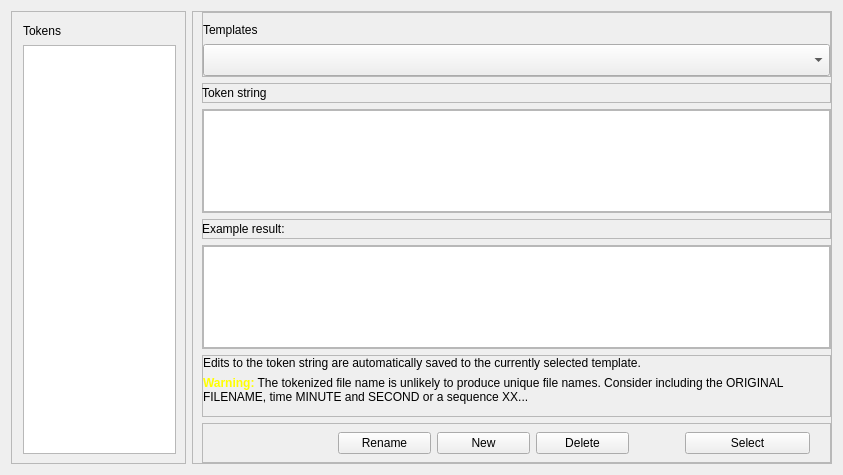
First picture: the form in Dialogs/tokendlg.ui, repository towhee/Winnow64, before the edit.
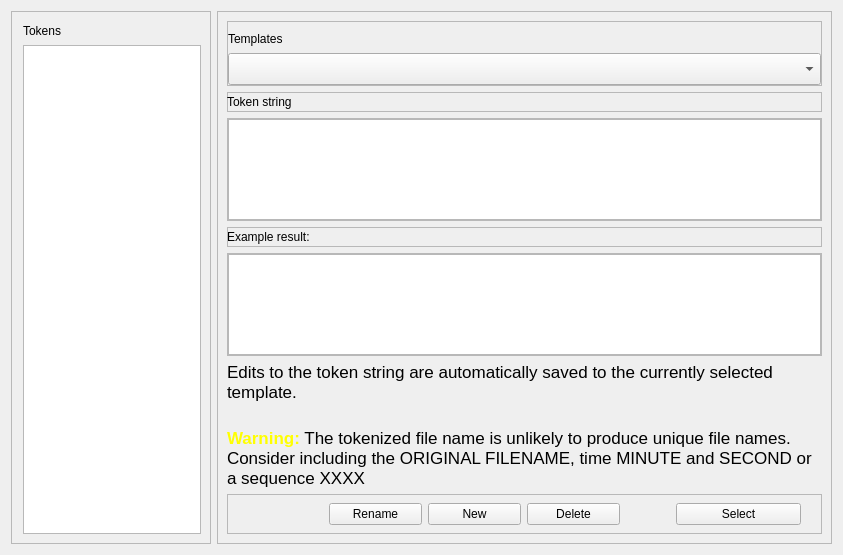
Second picture: the form after the edit. Custom widgets are drawn as their Qt base class.

Commit message:
Scale fonts 3
Propety Editor

What changed in the file:
```diff
--- a/Dialogs/tokendlg.ui
+++ b/Dialogs/tokendlg.ui
@@ -7,7 +7,7 @@
     <x>0</x>
     <y>0</y>
     <width>843</width>
-    <height>475</height>
+    <height>555</height>
    </rect>
   </property>
   <property name="sizePolicy">
@@ -43,6 +43,12 @@
        <verstretch>0</verstretch>
       </sizepolicy>
      </property>
+     <property name="minimumSize">
+      <size>
+       <width>200</width>
+       <height>0</height>
+      </size>
+     </property>
      <property name="maximumSize">
       <size>
        <width>175</width>
@@ -115,15 +121,6 @@
       <enum>QFrame::Raised</enum>
      </property>
      <layout class="QVBoxLayout" name="verticalLayout">
-      <property name="topMargin">
-       <number>0</number>
-      </property>
-      <property name="rightMargin">
-       <number>0</number>
-      </property>
-      <property name="bottomMargin">
-       <number>0</number>
-      </property>
       <item>
        <widget class="QFrame" name="frame_4">
         <property name="sizePolicy">
@@ -198,7 +195,7 @@
         </layout>
        </widget>
       </item>
-      <item alignment="Qt::AlignTop">
+      <item>
        <widget class="QFrame" name="frame_9">
         <property name="sizePolicy">
          <sizepolicy hsizetype="Preferred" vsizetype="Fixed">
@@ -432,78 +429,43 @@
        </widget>
       </item>
       <item>
-       <widget class="QFrame" name="frame_7">
+       <widget class="QLabel" name="label_5">
+        <property name="font">
+         <font>
+          <pointsize>13</pointsize>
+         </font>
+        </property>
+        <property name="text">
+         <string>Edits to the token string are automatically saved to the currently selected template.
+</string>
+        </property>
+        <property name="wordWrap">
+         <bool>true</bool>
+        </property>
+       </widget>
+      </item>
+      <item>
+       <widget class="QLabel" name="uniqueWarningLabel">
         <property name="sizePolicy">
-         <sizepolicy hsizetype="Preferred" vsizetype="Fixed">
+         <sizepolicy hsizetype="Preferred" vsizetype="Preferred">
           <horstretch>0</horstretch>
           <verstretch>0</verstretch>
          </sizepolicy>
         </property>
-        <property name="minimumSize">
-         <size>
-          <width>0</width>
-          <height>60</height>
-         </size>
+        <property name="font">
+         <font>
+          <pointsize>13</pointsize>
+         </font>
         </property>
-        <property name="maximumSize">
-         <size>
-          <width>16777215</width>
-          <height>90</height>
-         </size>
+        <property name="text">
+         <string>&lt;html&gt;&lt;head/&gt;&lt;body&gt;&lt;p&gt;&lt;span style=&quot; font-weight:600; color:#ffff00;&quot;&gt;Warning:&lt;/span&gt; The tokenized file name is unlikely to produce unique file names. Consider including the ORIGINAL FILENAME, time MINUTE and SECOND or a sequence XXXX&lt;/p&gt;&lt;/body&gt;&lt;/html&gt;</string>
         </property>
-        <property name="frameShape">
-         <enum>QFrame::StyledPanel</enum>
+        <property name="alignment">
+         <set>Qt::AlignLeading|Qt::AlignLeft|Qt::AlignTop</set>
         </property>
-        <property name="frameShadow">
-         <enum>QFrame::Raised</enum>
+        <property name="wordWrap">
+         <bool>true</bool>
         </property>
-        <layout class="QVBoxLayout" name="verticalLayout_3">
-         <property name="leftMargin">
-          <number>0</number>
-         </property>
-         <property name="topMargin">
-          <number>0</number>
-         </property>
-         <property name="bottomMargin">
-          <number>0</number>
-         </property>
-         <item>
-          <widget class="QLabel" name="label_5">
-           <property name="text">
-            <string>&lt;html&gt;&lt;head/&gt;&lt;body&gt;&lt;p&gt;Edits to the token string are automatically saved to the currently selected template.&lt;/p&gt;&lt;/body&gt;&lt;/html&gt;</string>
-           </property>
-           <property name="alignment">
-            <set>Qt::AlignLeading|Qt::AlignLeft|Qt::AlignTop</set>
-           </property>
-          </widget>
-         </item>
-         <item>
-          <widget class="QLabel" name="uniqueWarningLabel">
-           <property name="text">
-            <string>&lt;html&gt;&lt;head/&gt;&lt;body&gt;&lt;p&gt;&lt;span style=&quot; font-weight:600; color:#ffff00;&quot;&gt;Warning:&lt;/span&gt; The tokenized file name is unlikely to produce unique file names. Consider including the ORIGINAL FILENAME, time MINUTE and SECOND or a sequence XX... &lt;/p&gt;&lt;/body&gt;&lt;/html&gt;</string>
-           </property>
-           <property name="alignment">
-            <set>Qt::AlignLeading|Qt::AlignLeft|Qt::AlignTop</set>
-           </property>
-           <property name="wordWrap">
-            <bool>true</bool>
-           </property>
-          </widget>
-         </item>
-         <item>
-          <spacer name="verticalSpacer">
-           <property name="orientation">
-            <enum>Qt::Vertical</enum>
-           </property>
-           <property name="sizeHint" stdset="0">
-            <size>
-             <width>20</width>
-             <height>12</height>
-            </size>
-           </property>
-          </spacer>
-         </item>
-        </layout>
        </widget>
       </item>
       <item>
```
The commit also changes 13 other files.
